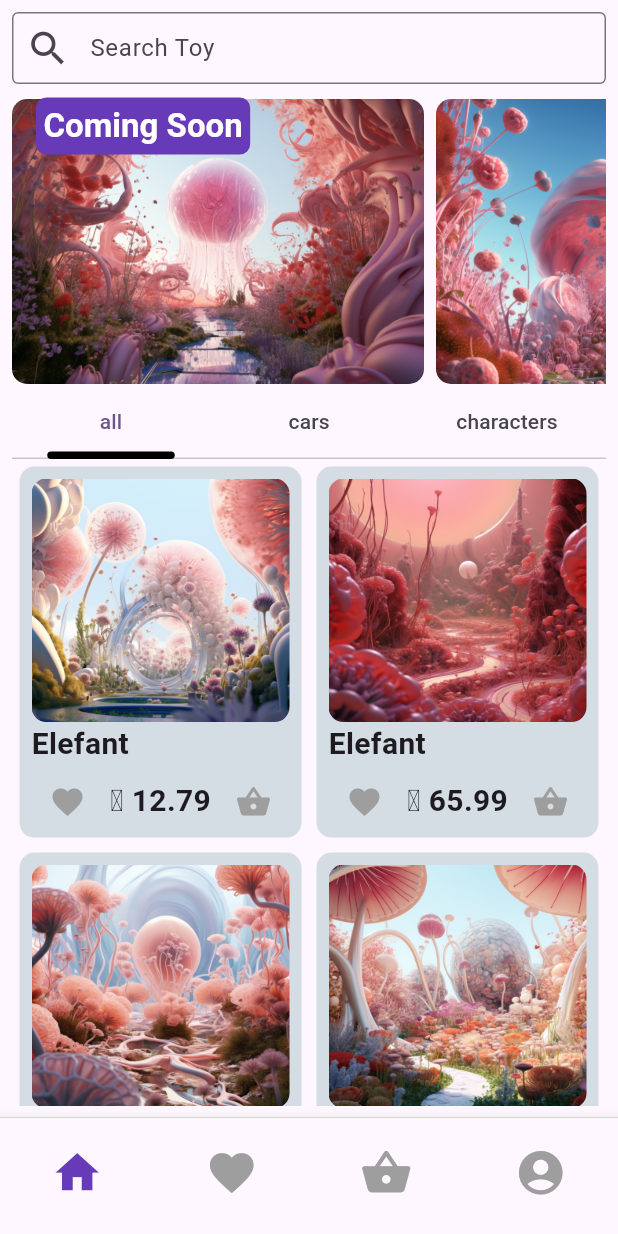
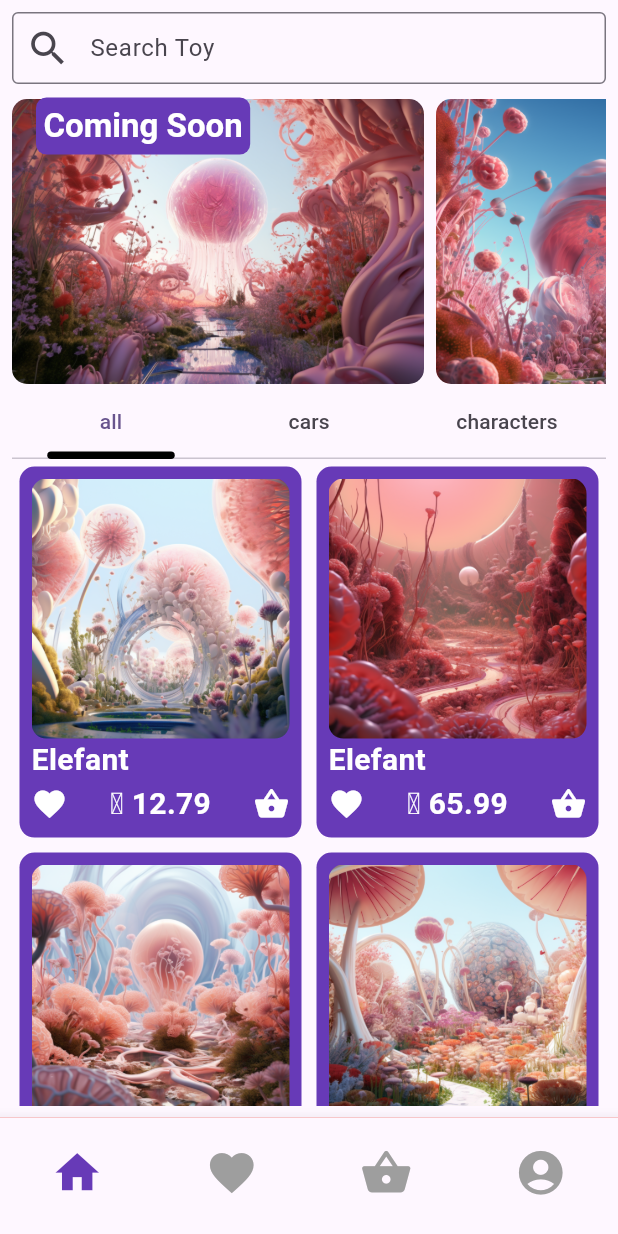
Before and after one commit to kwesikwaa/ToyShop-frontend-Flutter, a Flutter app: the screen it shows after launch, on a phone screen of 412 x 824 dp. Run offline on Flutter 3.47's test engine with Material 2 defaults, Android fonts, the phone set to English and light mode, and no system bars; our stand-ins replace hooks_riverpod, webview_flutter; missing offline and left inert: flutter_paystack.

Commit message:
ui changes in toyitem.dart

```diff
--- a/lib/components/toyItem.dart
+++ b/lib/components/toyItem.dart
@@ -86,7 +86,7 @@ class _ToyItemState extends State<ToyItem> {
         height: MediaQuery.of(context).size.height,
         decoration: BoxDecoration(
           borderRadius: BorderRadius.circular(10),
-          color: const Color.fromARGB(255, 213, 221, 228),
+          color:  Colors.deepPurple
           // boxShadow: [BoxShadow(
           //   color: Colors.grey.withOpacity(0.3),
           //   spreadRadius: 2,
@@ -95,7 +95,7 @@ class _ToyItemState extends State<ToyItem> {
           // )]
         ),
         child: Padding(
-          padding: const EdgeInsets.only(left:8,right:8,top:8,bottom:0),
+          padding: const EdgeInsets.only(left:8,right:8,top:8,bottom:8),
           child: Column(
                   children: [
                     Expanded(
@@ -107,25 +107,25 @@ class _ToyItemState extends State<ToyItem> {
                           child: Hero(tag:widget.toy.thumbnail,child: Image.asset(widget.toy.thumbnail, fit: BoxFit.cover,))),
                       ),
                     ),
-                    Align(alignment:Alignment.centerLeft,child: Text(widget.toy.name, style: const TextStyle(fontSize: 20,fontWeight: FontWeight.bold),)),
+                    Align(alignment:Alignment.centerLeft,child: Text(widget.toy.name, style: const TextStyle(color: Colors.white,fontSize: 20,fontWeight: FontWeight.bold),)),
                     Row(
                       mainAxisAlignment: MainAxisAlignment.spaceBetween,
                       children: [
-                        IconButton(
-                          onPressed: (){
+                        InkWell(
+                          onTap: (){
                             togglewishlist(widget.toy);
                             // force rebuild for icon
                             setState(() {});
                           },
-                          icon: Icon(Icons.favorite, color: wished(widget.toy)?Colors.pink:Colors.grey,)),
-                        Text("₵ ${widget.toy.price.toString()}", style: const TextStyle(fontSize:20,fontWeight: FontWeight.bold),),
-                        IconButton(
-                          onPressed: (){
+                          child: Icon(Icons.favorite, color: wished(widget.toy)?Colors.pink:Colors.white,)),
+                        Text("₵ ${widget.toy.price.toString()}", style: const TextStyle(fontSize:20,fontWeight: FontWeight.bold,color: Colors.white),),
+                        InkWell(
+                          onTap: (){
                             togglecart(widget.toy);
                             // force rebuild for icon
                             setState(() {});
                           },
-                          icon: Icon(Icons.shopping_basket_rounded, color: carted(widget.toy)?Colors.pink:Colors.grey,)),
+                          child: Icon(Icons.shopping_basket_rounded, color: carted(widget.toy)?Colors.pink:Colors.white,)),
                       ]
 
                     ),
```
